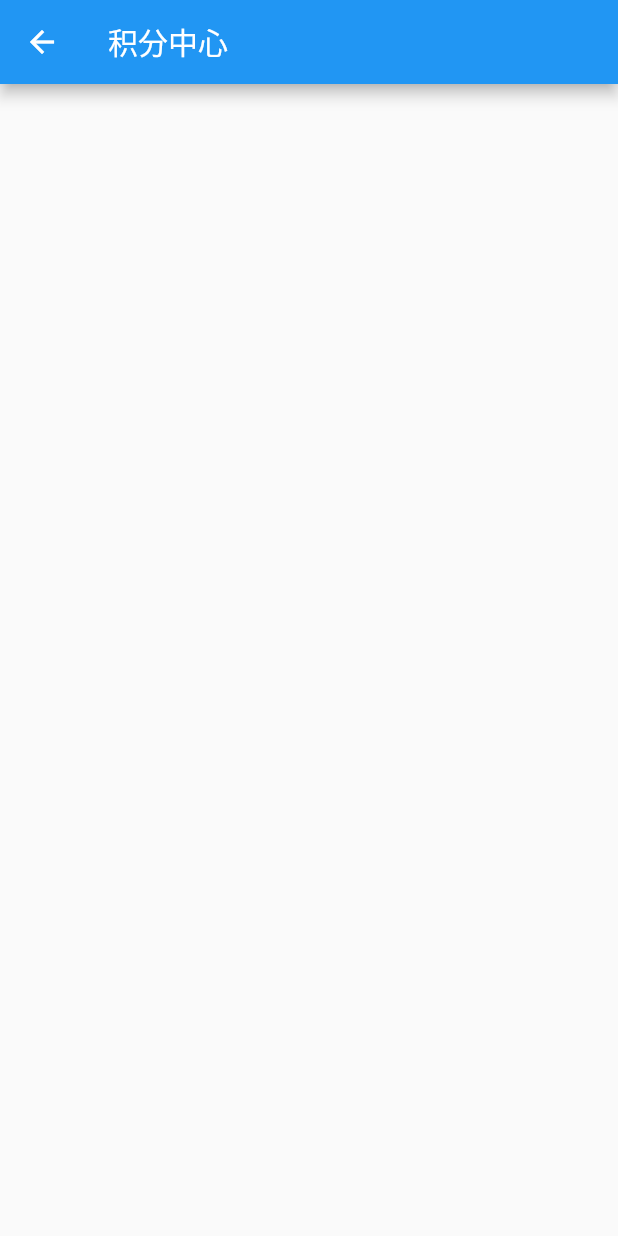
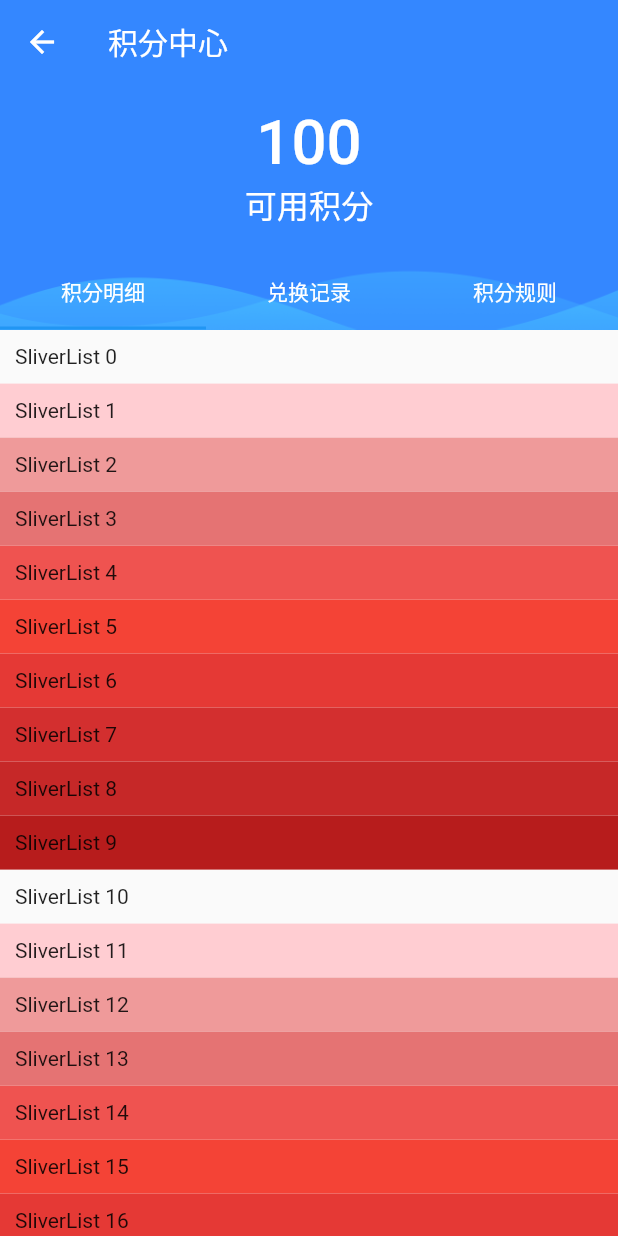
Before and after one commit to LiuLijie1996/pansan_app, a Flutter app: the IntegralCentre screen opened directly, on a phone screen of 412 x 824 dp. Run offline on Flutter 3.47's test engine with Material 2 defaults, Android fonts, the phone set to English and light mode, and no system bars; our stand-ins replace audioplayers, date_format, dio, event_bus, flutter_html, flutter_screenutil and 4 more; missing offline and left inert: barcode_scan, flutter_webview_plugin, orientation; network calls fail.

Commit message:
积分中心、积分明细开发中

```diff
--- a/lib/pages/integralCentre.dart
+++ b/lib/pages/integralCentre.dart
@@ -1,14 +1,109 @@
 import 'package:flutter/material.dart';
+import '../mixins/withScreenUtil.dart';
 
 // 积分中心页面
-class IntegralCentre extends StatelessWidget {
-  const IntegralCentre({Key key}) : super(key: key);
+class IntegralCentre extends StatefulWidget {
+  IntegralCentre({Key key}) : super(key: key);
+
+  @override
+  _IntegralCentreState createState() => _IntegralCentreState();
+}
+
+class _IntegralCentreState extends State<IntegralCentre>
+    with SingleTickerProviderStateMixin, MyScreenUtil {
+  TabController _tabController; //需要定义一个Controller
+  List tabs = [
+    {
+      "title": '积分明细',
+      "router": '/integralDetail',
+    },
+    {
+      "title": '兑换记录',
+      "router": '/integralDetail',
+    },
+    {
+      "title": '积分规则',
+      "router": '/integralDetail',
+    },
+  ];
+
+  @override
+  void initState() {
+    // TODO: implement initState
+    super.initState();
+
+    // 创建Controller
+    _tabController = TabController(length: tabs.length, vsync: this);
+  }
 
   @override
   Widget build(BuildContext context) {
     return Scaffold(
-      appBar: AppBar(
-        title: Text("积分中心"),
+      body: CustomScrollView(
+        slivers: <Widget>[
+          SliverAppBar(
+            // pinned: true,
+            title: Text('积分中心'),
+            expandedHeight: dp(400.0),
+            flexibleSpace: FlexibleSpaceBar(
+              title: Container(
+                height: dp(160.0),
+                child: Column(
+                  children: [
+                    Text(
+                      "100",
+                      style: TextStyle(
+                        fontSize: dp(50.0),
+                      ),
+                    ),
+                    Text(
+                      "可用积分",
+                      style: TextStyle(
+                        fontSize: dp(26.0),
+                      ),
+                    ),
+                  ],
+                ),
+              ),
+              centerTitle: true,
+              background: Image.asset(
+                'assets/images/jifen_center_bg.png',
+                fit: BoxFit.fitHeight,
+              ),
+            ),
+            bottom: TabBar(
+              //生成Tab菜单
+              controller: _tabController,
+              tabs: tabs.map((e) {
+                return InkWell(
+                  child: Tab(
+                    child: Text(
+                      "${e['title']}",
+                      style: TextStyle(color: Colors.white),
+                    ),
+                  ),
+                  onTap: () {
+                    Navigator.pushNamed(context, "${e['router']}");
+                  },
+                );
+              }).toList(),
+            ),
+          ),
+          SliverList(
+            // 构建代理
+            delegate: SliverChildBuilderDelegate(
+              (BuildContext context, int index) {
+                return Container(
+                  padding: EdgeInsets.all(10),
+                  color: Colors.red[index % 10 * 100],
+                  child: Text("SliverList $index"),
+                );
+              },
+              // 指定子元素的个数
+              childCount: 20,
+            ),
+          ),
+        ],
       ),
     );
   }
--- a/lib/router.dart
+++ b/lib/router.dart
@@ -33,6 +33,7 @@ import './pages/newsDetail.dart';
 import './pages/courseDetail.dart';
 import './pages/searchPage.dart';
 import './pages/AdvisoryDetail.dart';
+import './pages/integralDetail.dart';
 
 Map<String, Function> routers = {
   "/": (context) => StartPage(), //启动页
@@ -143,6 +144,10 @@ Map<String, Function> routers = {
       arguments: arguments,
     );
   },
+  // 积分明细
+  "/integralDetail": (context, {arguments}) {
+    return IntegralDetail();
+  },
 };
 
 Function onGenerateRoute = (RouteSettings settings) {
--- a/lib/utils/myRequest.dart
+++ b/lib/utils/myRequest.dart
@@ -15,7 +15,7 @@ Future myRequest({
   var url = online ? href + path : test + path;
 
   if (data != null && data['user_id'] != null) {
-    data['user_id'] = 1;
+    data['user_id'] = 5019;
   }
 
   Response response;
```
Also changed, not shown: lib/pages/integralDetail.dart (added, +174 -0 lines), lib/pages/myGrade.dart (+36 -30 lines), lib/tabbarPages/index.dart (+26 -5 lines), 1 other file.
